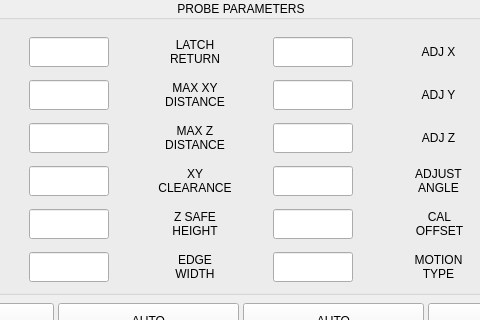
First picture: the form in lib/basic_probe.ui, repository persei802/QtDragon_hd, before the edit; both pictures show x 135 to 615 and y 0 to 320 of the 1077 by 522 pixel window.
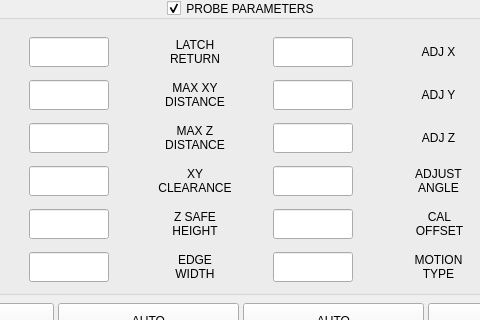
Second picture: the form after the edit. Icons and pictures are not drawn. Custom widgets are drawn as their Qt base class.

Commit message: placed eventfilter in a seperate class

Patch:
```diff
--- a/lib/basic_probe.ui
+++ b/lib/basic_probe.ui
@@ -133,6 +133,9 @@
               <property name="alignment">
                <set>Qt::AlignCenter</set>
               </property>
+              <property name="checkable">
+               <bool>true</bool>
+              </property>
               <layout class="QHBoxLayout" name="horizontalLayout_2">
                <property name="spacing">
                 <number>4</number>
```
Left out of the diff: 46 changed lines with no effect on the pictures. The commit also changes 1 other file.
